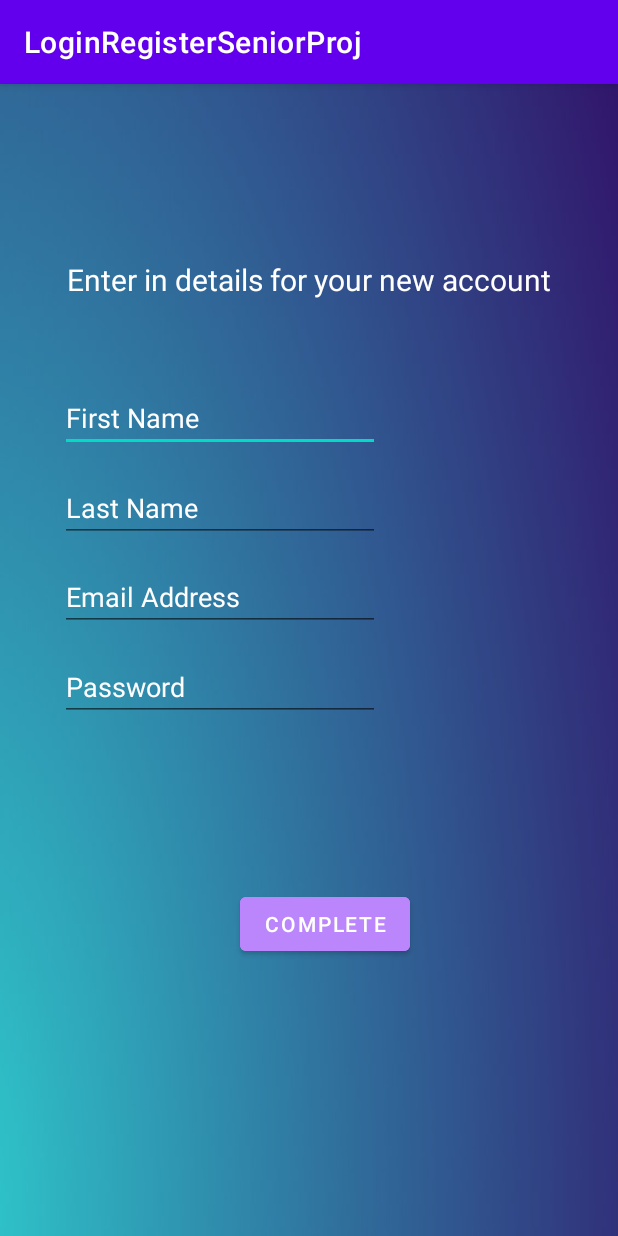
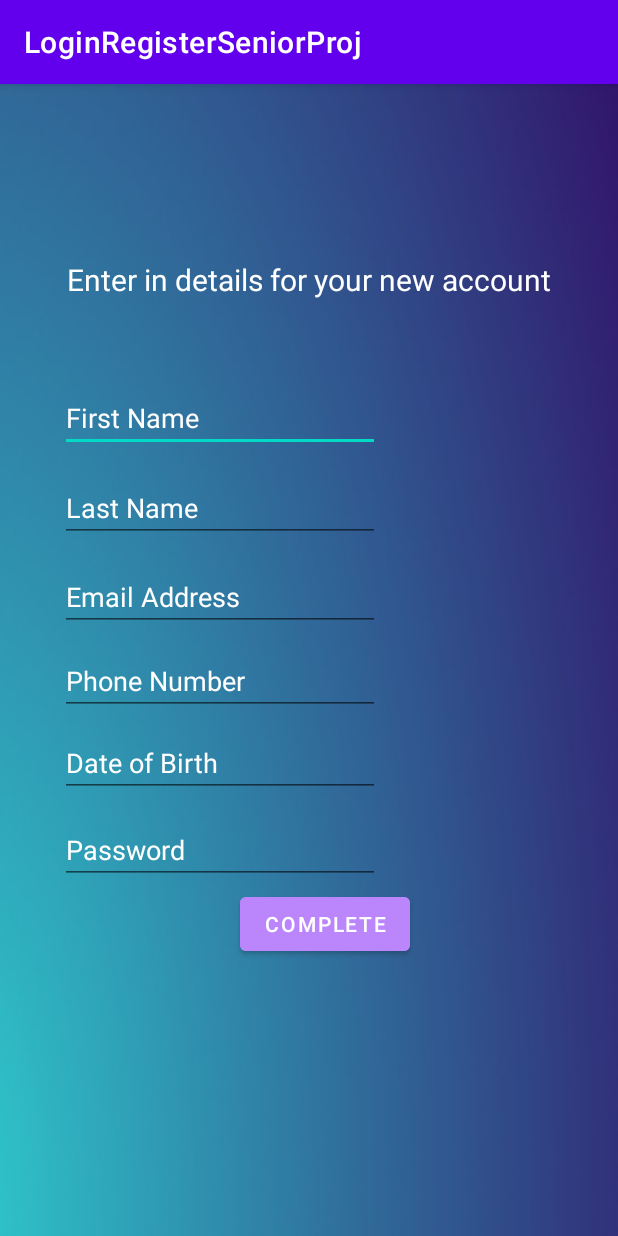
Before and after one commit to eddmarre/SmartSave, an Android app: the screen it shows after launch (Register), after a tap on "REGISTER", on a phone screen of 412 x 824 dp. Run offline under Robolectric (Android 15) with nearby library versions, the phone set to English and light mode, and no system bars.

Commit message:
Added Database for Login

```diff
--- a/app/build.gradle
+++ b/app/build.gradle
@@ -1,7 +1,9 @@
 plugins {
     id 'com.android.application'
 }
-
+task wrapper(type: Wrapper){
+    gradleVersion = '7.2'
+}
 android {
     compileSdk 31
 
--- /dev/null
+++ b/app/src/main/java/com/zybooks/loginregisterseniorproj/AccountUserTable.java
@@ -0,0 +1,65 @@
+package com.zybooks.loginregisterseniorproj;
+
+import android.content.ContentValues;
+import android.content.Context;
+import android.database.Cursor;
+import android.database.sqlite.SQLiteDatabase;
+import android.database.sqlite.SQLiteOpenHelper;
+
+public class AccountUserTable extends SQLiteOpenHelper {
+    public static final String DATABASE_NAME="AccountUser.db";
+    public static final String TABLE_NAME="Account_User";
+    public static final String COL_1="USERID";
+    public static final String COL_2="FIRSTNAME";
+    public static final String COL_3="LASTNAME";
+    public static final String COL_4="DOB";
+    public static final String COL_5="EMAIL";
+    public static final String COL_6="PHONE";
+    public static final String COL_7="PASSWORD";
+
+    public AccountUserTable(Context context) {
+        super(context, DATABASE_NAME, null, 1);
+    }
+
+    @Override
+    public void onCreate(SQLiteDatabase db) {
+        db.execSQL("create table "+TABLE_NAME+" (ID INTEGER PRIMARY KEY AUTOINCREMENT,FIRSTNAME TEXT,LASTNAME TEXT,DOB TEXT, EMAIL TEXT UNIQUE,PHONE INT,PASSWORD TEXT)");
+    }
+
+    @Override
+    public void onUpgrade(SQLiteDatabase db, int oldVersion, int newVersion) {
+        db.execSQL("DROP TABLE IF EXISTS "+TABLE_NAME);
+        onCreate(db);
+    }
+    //returns false if failed
+    public boolean InsertAccountUser(String firstName,String lastName, String dob, String email,int phone,String password)
+    {
+
+        SQLiteDatabase db =this.getWritableDatabase();
+        ContentValues contentValues=new ContentValues();
+        contentValues.put(COL_2,firstName);
+        contentValues.put(COL_3,lastName);
+        contentValues.put(COL_4,dob);
+        contentValues.put(COL_5,email);
+        contentValues.put(COL_6,phone);
+        contentValues.put(COL_7,password);
+        //checks to see if actual data is inserted
+        long result=db.insert(TABLE_NAME,null,contentValues);
+        if(result==-1)
+        {
+            return false;
+        }
+        else
+        {
+            return true;
+        }
+    }
+
+
+    public Cursor GetTableData()
+    {
+        SQLiteDatabase db = this.getReadableDatabase();
+        Cursor res = db.rawQuery("SELECT * FROM "+TABLE_NAME,null);
+        return res;
+    }
+}
--- a/app/src/main/res/layout/activity_register.xml
+++ b/app/src/main/res/layout/activity_register.xml
@@ -48,7 +48,7 @@
         android:textColorHint="@color/white"
         android:ems="10"
         android:hint="Email Address"
-        android:inputType="text"
+        android:inputType="textWebEmailAddress"
         app:layout_constraintStart_toStartOf="parent"
         app:layout_constraintTop_toTopOf="parent" />
 
@@ -60,11 +60,39 @@
         android:layout_alignParentTop="true"
         android:layout_centerHorizontal="true"
         android:layout_marginStart="40dp"
-        android:textColorHint="@color/white"
-        android:layout_marginTop="379dp"
+        android:layout_marginTop="488dp"
         android:ems="10"
         android:hint="Password"
         android:inputType="textPassword"
+        android:textColorHint="@color/white"
+        app:layout_constraintStart_toStartOf="parent"
+        app:layout_constraintTop_toTopOf="parent" />
+    <EditText
+        android:id="@+id/entry5"
+        android:layout_width="wrap_content"
+        android:layout_height="wrap_content"
+        android:layout_alignParentStart="true"
+        android:layout_alignParentTop="true"
+        android:layout_marginStart="40dp"
+        android:layout_marginTop="375dp"
+        android:textColorHint="@color/white"
+        android:ems="10"
+        android:hint="Phone Number"
+        android:inputType="phone"
+        app:layout_constraintStart_toStartOf="parent"
+        app:layout_constraintTop_toTopOf="parent" />
+    <EditText
+        android:id="@+id/entry6"
+        android:layout_width="wrap_content"
+        android:layout_height="wrap_content"
+        android:layout_alignParentStart="true"
+        android:layout_alignParentTop="true"
+        android:layout_marginStart="40dp"
+        android:layout_marginTop="430dp"
+        android:textColorHint="@color/white"
+        android:ems="10"
+        android:hint="Date of Birth"
+        android:inputType="date"
         app:layout_constraintStart_toStartOf="parent"
         app:layout_constraintTop_toTopOf="parent" />
 
@@ -100,4 +128,6 @@
         app:layout_constraintStart_toStartOf="parent"
         app:layout_constraintTop_toTopOf="parent" />
 
+
+
 </androidx.constraintlayout.widget.ConstraintLayout>
```
Also changed, not shown: app/src/main/java/com/zybooks/loginregisterseniorproj/MainActivity.java (+91 -18 lines), app/src/main/java/com/zybooks/loginregisterseniorproj/Register.java (+55 -24 lines), app/src/main/res/layout/activity_main.xml (+14 -0 lines).
